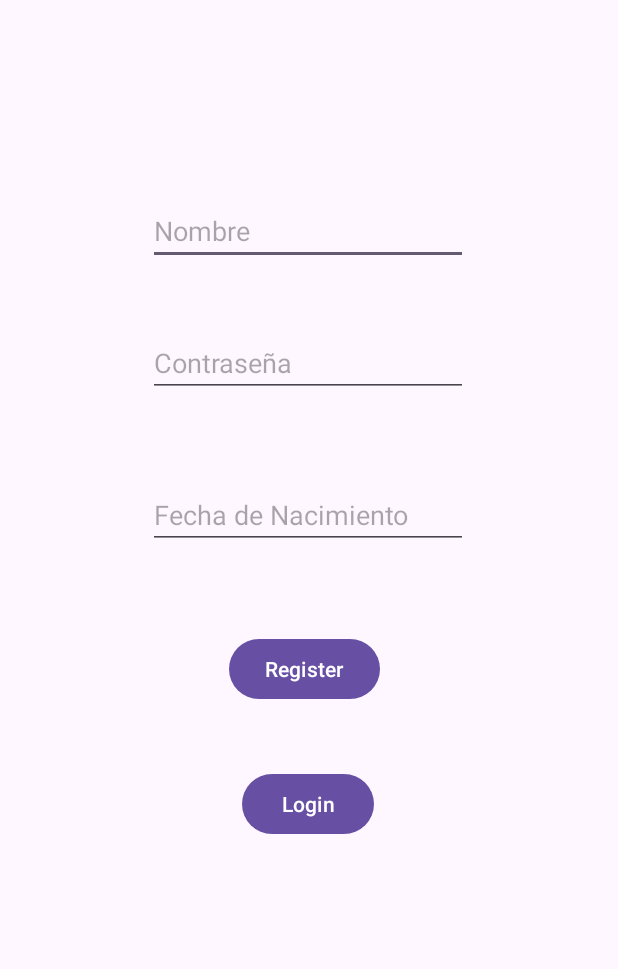
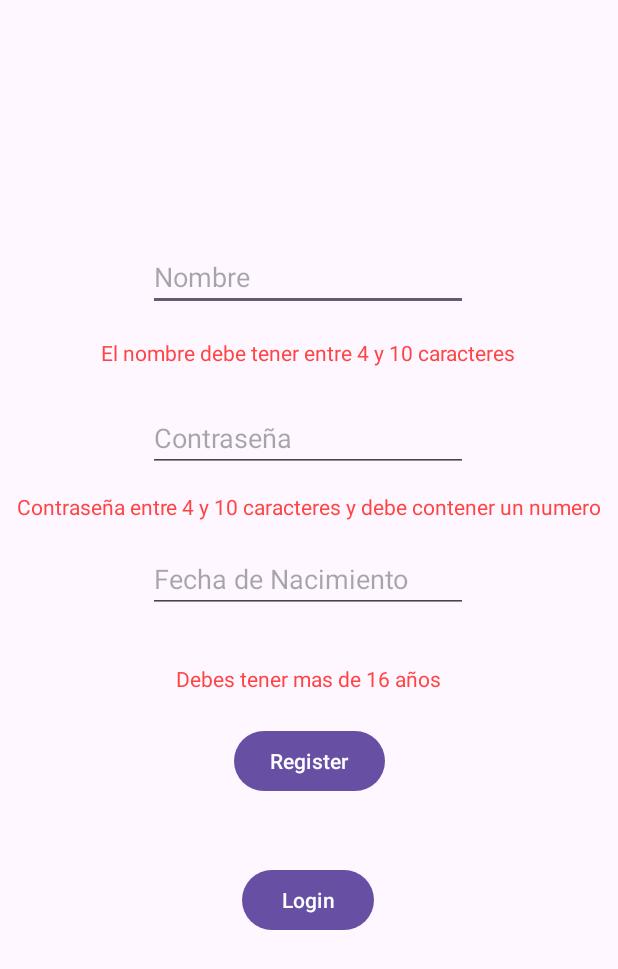
Before and after one commit to SergioLilo/practicaPigV2, an Android app: the screen it shows after launch (RegistroLogin), after a tap on "Register", on a phone screen of 412 x 824 dp. Shown: the top 969 px of the screen. Run offline under Robolectric (Android 15) with nearby library versions, the phone set to English and light mode, and no system bars; our stand-ins replace Room's generated code; 5 statements that could not run were skipped.

Commit message:
register hecho v1.0

```diff
--- a/app/src/main/java/com/example/practicapigv2/Registro_HUB/BBDD/UsuarioDao.kt
+++ b/app/src/main/java/com/example/practicapigv2/Registro_HUB/BBDD/UsuarioDao.kt
@@ -2,10 +2,17 @@ package com.example.practicapigv2.Registro_HUB.BBDD
 
 import androidx.room.Dao
 import androidx.room.Insert
+import androidx.room.Query
 
 @Dao
 interface UsuarioDao {
 
     @Insert
      fun insertarUsuario(usuario: Usuario)
+
+     @Query("Select * from usuario where usuario_nombre= :nombreIntroducido")
+     fun comprobarPorNombre(nombreIntroducido:String):Usuario?
+    @Query("Select * from usuario")
+    fun obtenerTodosUsuarios(): List<Usuario>
+
 }
--- a/app/src/main/java/com/example/practicapigv2/Registro_HUB/RegistroLogin.kt
+++ b/app/src/main/java/com/example/practicapigv2/Registro_HUB/RegistroLogin.kt
@@ -2,8 +2,10 @@ package com.example.practicapigv2.Registro_HUB
 
 import android.app.DatePickerDialog
 import android.content.Intent
+import android.os.Build
 import android.os.Bundle
 import androidx.activity.enableEdgeToEdge
+import androidx.annotation.RequiresApi
 import androidx.appcompat.app.AppCompatActivity
 import androidx.core.view.ViewCompat
 import androidx.core.view.WindowInsetsCompat
@@ -11,16 +13,21 @@ import androidx.lifecycle.lifecycleScope
 import com.example.practicapigv2.R
 import com.example.practicapigv2.Registro_HUB.BBDD.DataBaseUsuario
 import com.example.practicapigv2.Registro_HUB.BBDD.Usuario
+import com.example.practicapigv2.Registro_HUB.BBDD.UsuarioDao
 import com.example.practicapigv2.databinding.ActivityHubBinding
 import com.example.practicapigv2.databinding.ActivityRegistroLoginBinding
 import com.example.practicapigv2.juegoDado.MainActivity2
 import kotlinx.coroutines.Dispatchers
 import kotlinx.coroutines.launch
 import kotlinx.coroutines.withContext
+import java.time.LocalDate
+import java.time.Period
+import java.time.format.DateTimeFormatter
 
 
 class RegistroLogin : AppCompatActivity() {
     lateinit var binding: ActivityRegistroLoginBinding
+    @RequiresApi(Build.VERSION_CODES.O)
     override fun onCreate(savedInstanceState: Bundle?) {
         super.onCreate(savedInstanceState)
         enableEdgeToEdge()
@@ -38,29 +45,95 @@ class RegistroLogin : AppCompatActivity() {
             startActivity(intent)
         }
 
+
+
+
+        val userDao = DataBaseUsuario.getDatabase(this@RegistroLogin).usuarioDao()
         lifecycleScope.launch {
-            withContext(Dispatchers.IO) {
-        val userDao = DataBaseUsuario.getDatabase(this@RegistroLogin).usuarioDao()
+            withContext(Dispatchers.IO){
+                userDao.obtenerTodosUsuarios()
+            }
 
+        }
         binding.registerID.setOnClickListener {
+                    var nombreLength:Boolean=false
+                    var contrasenyaLength:Boolean=false
+                    var edadCorrecta:Boolean=false
 
-            lifecycleScope.launch {
-                withContext(Dispatchers.IO) {
                     val usuario: Usuario = Usuario(
                         nombre = binding.nombreID.text.toString(),
                         contrasenya = binding.contrasenyaID.text.toString(),
                         fechaNacimiento = binding.datePickerID.text.toString()
                     )
-                    userDao.insertarUsuario(usuario)
+                    comprobacionUser(usuario, nombreLength, contrasenyaLength, edadCorrecta,userDao)
+        }
+    }
+    private fun resetMensajes(){
+        binding.nombreIncorrectoID.text=""
+        binding.contrasenyaIncorrectoID.text=""
+        binding.fechaIncorrectaID.text=""
+        binding.userExistenteID.text=""
+    }
 
+    @RequiresApi(Build.VERSION_CODES.O)
+    private  fun comprobacionUser(
+        usuario: Usuario,
+        nombreLength: Boolean,
+        contrasenyaLength: Boolean,
+        edadCorrecta: Boolean,
+        userDao:UsuarioDao
+    ) {
+        resetMensajes()
+        lifecycleScope.launch {
+            var nombreLength1 = nombreLength
+            var contrasenyaLength1 = contrasenyaLength
+            var edadCorrecta1 = edadCorrecta
+
+            var usuarioExistente:Boolean=false
+            withContext(Dispatchers.IO) {
+
+                if (usuario.nombre.length in 4..10) {
+                    nombreLength1 = true
+                }
+                if ((usuario.contrasenya.length in 4..10)) {
+
+                    for (i in 0..9) {
+                        if (usuario.contrasenya.contains(i.toString())) {
+                            contrasenyaLength1 = true
+                        }
+                    }
+                }
+                edadCorrecta1 = esMenorDe16Anios(usuario.fechaNacimiento)
+                if (nombreLength1 && contrasenyaLength1 && edadCorrecta1) {
+                    val comprobacionNombre = userDao.comprobarPorNombre(usuario.nombre)
+                    if (comprobacionNombre == null) {
+                        userDao.insertarUsuario(usuario)
+                    }else{
+                        usuarioExistente=true
+                    }
+                }
+
+            }
+            withContext(Dispatchers.Main) {
+                if (usuarioExistente) {
+                    binding.userExistenteID.text = "Usuario ya existente, cambie el nombre"
+                }
+
+             if (!nombreLength1) {
+
+                binding.nombreIncorrectoID.text = "El nombre debe tener entre 4 y 10 caracteres"
+        }
+                if (!contrasenyaLength1) {
+
+                binding.contrasenyaIncorrectoID.text =
+                    "Contraseña entre 4 y 10 caracteres y debe contener un numero"
+        }
+                if (!edadCorrecta1) {
+
+                binding.fechaIncorrectaID.text = "Debes tener mas de 16 años"
                 }
             }
-
         }
-
-    }
-}
-
 
     }
 
@@ -80,4 +153,26 @@ class RegistroLogin : AppCompatActivity() {
         )
         datePickerDialog.show()
     }
+    @RequiresApi(Build.VERSION_CODES.O)
+
+    fun esMenorDe16Anios(fechaNacimientoString: String): Boolean {
+
+        var formatter = DateTimeFormatter.ofPattern("dd-MM-yyyy")
+        val comprobacion = fechaNacimientoString.split("-")
+        val dia=comprobacion[0]
+        val mes=comprobacion[1]
+
+
+        if (dia.length==1) formatter = DateTimeFormatter.ofPattern("d-MM-yyyy")
+        if (mes.length==1)formatter = DateTimeFormatter.ofPattern("dd-M-yyyy")
+        if (mes.length==1&&dia.length==1)formatter = DateTimeFormatter.ofPattern("d-M-yyyy")
+
+
+        val fechaNacimiento = LocalDate.parse(fechaNacimientoString, formatter)
+        val fechaActual = LocalDate.now()
+
+        val edad = Period.between(fechaNacimiento, fechaActual).years
+
+        return edad>16
+    }
 }
--- a/app/src/main/res/layout/activity_registro_login.xml
+++ b/app/src/main/res/layout/activity_registro_login.xml
@@ -6,6 +6,42 @@
     android:layout_width="match_parent"
     android:layout_height="match_parent"
     tools:context=".Registro_HUB.RegistroLogin">
+
+    <TextView
+        android:id="@+id/userExistenteID"
+        android:layout_width="wrap_content"
+        android:layout_height="wrap_content"
+        android:textColor="@android:color/holo_red_light"
+        app:layout_constraintBottom_toBottomOf="parent"
+        app:layout_constraintEnd_toEndOf="parent"
+        app:layout_constraintHorizontal_bias="0.498"
+        app:layout_constraintStart_toStartOf="parent"
+        app:layout_constraintTop_toTopOf="parent"
+        app:layout_constraintVertical_bias="0.665" />
+
+    <TextView
+        android:id="@+id/contrasenyaIncorrectoID"
+        android:layout_width="wrap_content"
+        android:layout_height="wrap_content"
+        android:textColor="@android:color/holo_red_light"
+        app:layout_constraintBottom_toBottomOf="parent"
+        app:layout_constraintEnd_toEndOf="parent"
+        app:layout_constraintHorizontal_bias="0.498"
+        app:layout_constraintStart_toStartOf="parent"
+        app:layout_constraintTop_toTopOf="parent"
+        app:layout_constraintVertical_bias="0.408" />
+
+    <TextView
+        android:id="@+id/fechaIncorrectaID"
+        android:layout_width="wrap_content"
+        android:layout_height="wrap_content"
+        android:textColor="@android:color/holo_red_light"
+        app:layout_constraintBottom_toBottomOf="parent"
+        app:layout_constraintEnd_toEndOf="parent"
+        app:layout_constraintHorizontal_bias="0.498"
+        app:layout_constraintStart_toStartOf="parent"
+        app:layout_constraintTop_toTopOf="parent"
+        app:layout_constraintVertical_bias="0.55" />
 
     <EditText
         android:id="@+id/nombreID"
@@ -19,7 +55,7 @@
         app:layout_constraintHorizontal_bias="0.497"
         app:layout_constraintStart_toStartOf="parent"
         app:layout_constraintTop_toTopOf="parent"
-        app:layout_constraintVertical_bias="0.169" />
+        app:layout_constraintVertical_bias="0.208" />
 
     <EditText
         android:id="@+id/contrasenyaID"
@@ -33,7 +69,7 @@
         app:layout_constraintHorizontal_bias="0.497"
         app:layout_constraintStart_toStartOf="parent"
         app:layout_constraintTop_toTopOf="parent"
-        app:layout_constraintVertical_bias="0.282" />
+        app:layout_constraintVertical_bias="0.346" />
 
     <EditText
         android:id="@+id/datePickerID"
@@ -47,7 +83,7 @@
         app:layout_constraintHorizontal_bias="0.497"
         app:layout_constraintStart_toStartOf="parent"
         app:layout_constraintTop_toTopOf="parent"
-        app:layout_constraintVertical_bias="0.412" />
+        app:layout_constraintVertical_bias="0.467" />
 
     <Button
         android:id="@+id/registerID"
@@ -56,10 +92,9 @@
         android:text="Register"
         app:layout_constraintBottom_toBottomOf="parent"
         app:layout_constraintEnd_toEndOf="parent"
-        app:layout_constraintHorizontal_bias="0.49"
         app:layout_constraintStart_toStartOf="parent"
         app:layout_constraintTop_toTopOf="parent"
-        app:layout_constraintVertical_bias="0.544" />
+        app:layout_constraintVertical_bias="0.623" />
 
     <Button
         android:id="@+id/loginId"
@@ -71,6 +106,18 @@
         app:layout_constraintHorizontal_bias="0.498"
         app:layout_constraintStart_toStartOf="parent"
         app:layout_constraintTop_toTopOf="parent"
-        app:layout_constraintVertical_bias="0.66" />
+        app:layout_constraintVertical_bias="0.742" />
+
+    <TextView
+        android:id="@+id/nombreIncorrectoID"
+        android:layout_width="wrap_content"
+        android:layout_height="wrap_content"
+        android:textColor="@android:color/holo_red_light"
+        app:layout_constraintBottom_toBottomOf="parent"
+        app:layout_constraintEnd_toEndOf="parent"
+        app:layout_constraintHorizontal_bias="0.498"
+        app:layout_constraintStart_toStartOf="parent"
+        app:layout_constraintTop_toTopOf="parent"
+        app:layout_constraintVertical_bias="0.28" />
 
 </androidx.constraintlayout.widget.ConstraintLayout>
```
